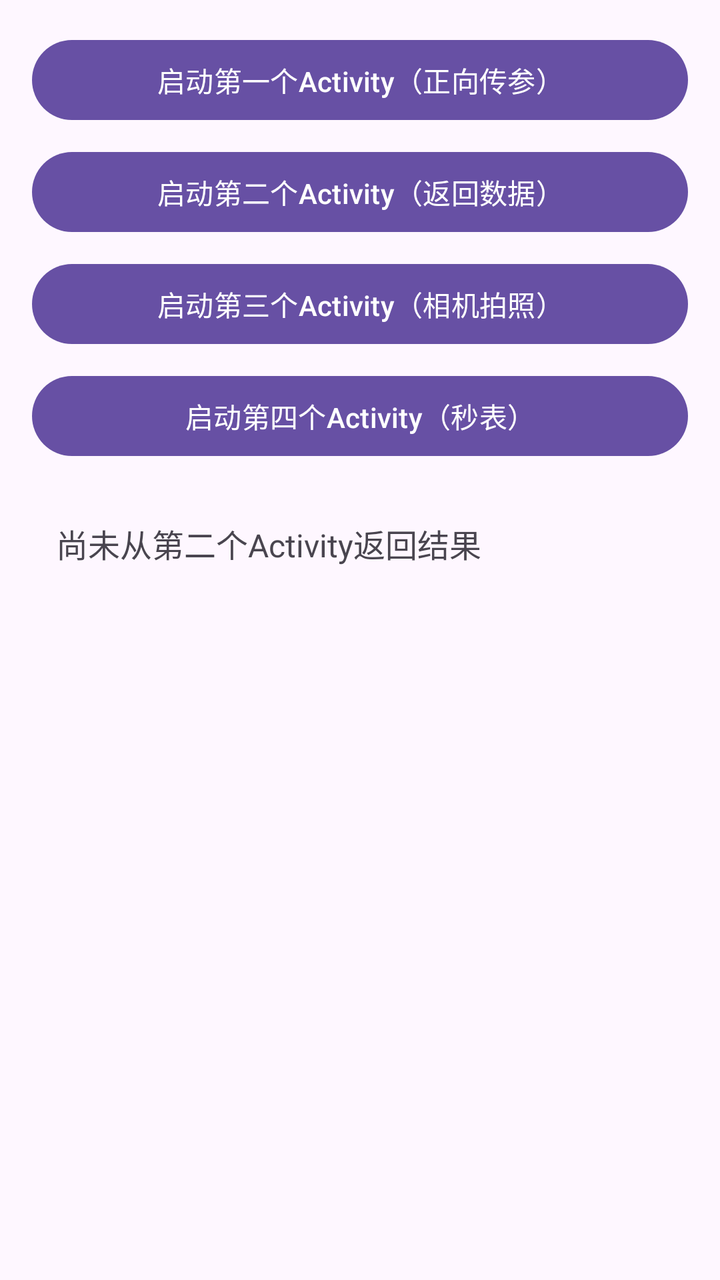
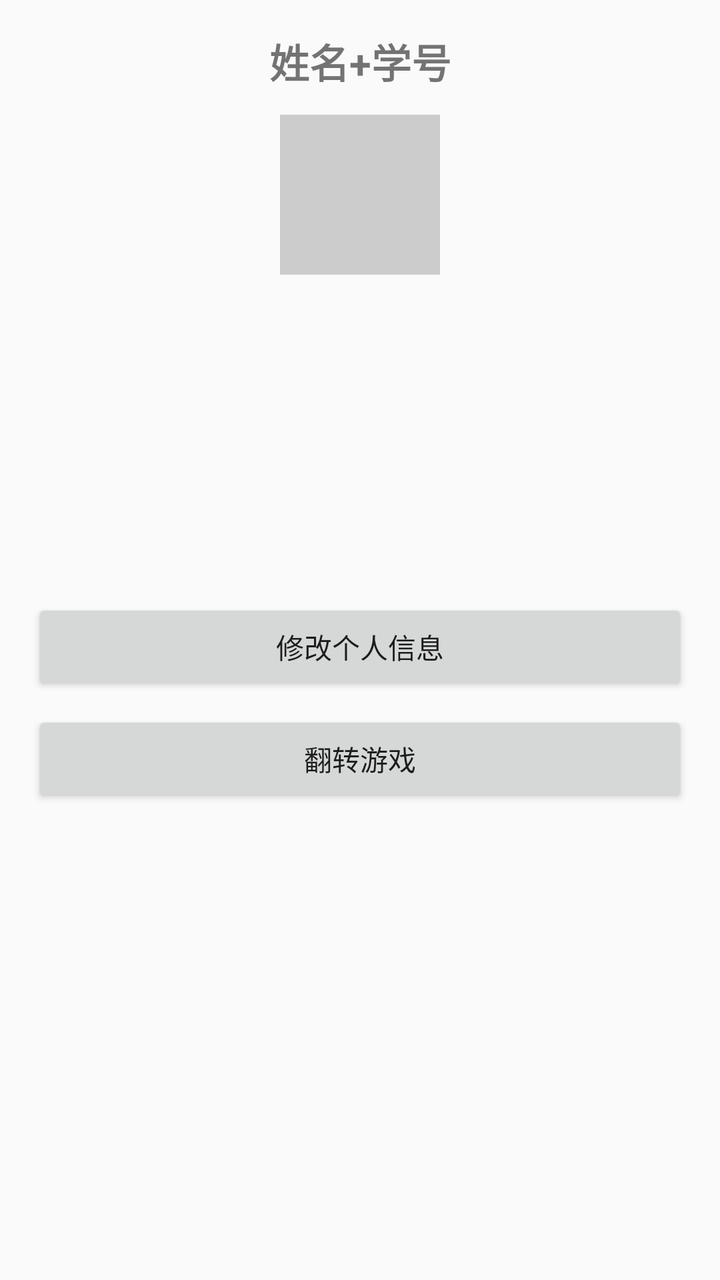

Before-and-after screenshots of an Android layout around one commit, followed by the original layout XML and the change that was made.
<!-- AndroidManifest.xml: application theme Theme.Helloworld2024110211 -->
<!-- res/layout/activity_main.xml -->
<?xml version="1.0" encoding="utf-8"?>
<LinearLayout xmlns:android="http://schemas.android.com/apk/res/android"
    android:layout_width="match_parent"
    android:layout_height="match_parent"
    android:orientation="vertical"
    android:padding="16dp">

    <Button
        android:id="@+id/btn_to_first"
        android:layout_width="match_parent"
        android:layout_height="wrap_content"
        android:layout_marginBottom="8dp"
        android:text="@string/btn_to_first" />

    <Button
        android:id="@+id/btn_to_second"
        android:layout_width="match_parent"
        android:layout_height="wrap_content"
        android:layout_marginBottom="8dp"
        android:text="@string/btn_to_second" />

    <Button
        android:id="@+id/btn_to_third"
        android:layout_width="match_parent"
        android:layout_height="wrap_content"
        android:layout_marginBottom="8dp"
        android:text="@string/btn_to_third" />

    <Button
        android:id="@+id/btn_to_fourth"
        android:layout_width="match_parent"
        android:layout_height="wrap_content"
        android:layout_marginBottom="16dp"
        android:text="@string/btn_to_fourth" />

    <TextView
        android:id="@+id/tv_return_result"
        android:layout_width="match_parent"
        android:layout_height="wrap_content"
        android:padding="12dp"
        android:textSize="16sp"
        android:text="@string/return_result_empty" />
</LinearLayout>
<!-- resources referenced by this layout -->
<resources>
  <string name="btn_to_first">启动第一个Activity（正向传参）</string>
  <string name="btn_to_fourth">启动第四个Activity（秒表）</string>
  <string name="btn_to_second">启动第二个Activity（返回数据）</string>
  <string name="btn_to_third">启动第三个Activity（相机拍照）</string>
  <string name="return_result_empty">尚未从第二个Activity返回结果</string>
  <style name="Theme.Helloworld2024110211" parent="Base.Theme.Helloworld2024110211" />
  <style name="Base.Theme.Helloworld2024110211" parent="Theme.Material3.DayNight.NoActionBar">
          
          
      </style>
</resources>

<!-- the commit's change to res/layout/activity_main.xml (unified diff, before → after) -->
@@ -5,39 +5,75 @@
     android:orientation="vertical"
     android:padding="16dp">
 
+    
+    <TextView
+        android:layout_width="match_parent"
+        android:layout_height="wrap_content"
+        android:gravity="center"
+        android:text="@string/main_title"
+        android:textSize="20sp"
+        android:textStyle="bold"
+        android:paddingBottom="12dp" />
+
+    
+    <ImageView
+        android:layout_width="80dp"
+        android:layout_height="80dp"
+        android:layout_gravity="center_horizontal"
+        android:background="#CCCCCC"
+        android:contentDescription="@string/main_title" />
+
+    
+    <TextView
+        android:id="@+id/tv_name"
+        android:layout_width="match_parent"
+        android:layout_height="wrap_content"
+        android:paddingTop="16dp"
+        android:textSize="16sp" />
+
+    <TextView
+        android:id="@+id/tv_gender"
+        android:layout_width="match_parent"
+        android:layout_height="wrap_content"
+        android:textSize="16sp" />
+
+    <TextView
+        android:id="@+id/tv_phone"
+        android:layout_width="match_parent"
+        android:layout_height="wrap_content"
+        android:textSize="16sp" />
+
+    <TextView
+        android:id="@+id/tv_email"
+        android:layout_width="match_parent"
+        android:layout_height="wrap_content"
+        android:textSize="16sp" />
+
+    <TextView
+        android:id="@+id/tv_hobby"
+        android:layout_width="match_parent"
+        android:layout_height="wrap_content"
+        android:textSize="16sp" />
+
+    <TextView
+        android:id="@+id/tv_highscore"
+        android:layout_width="match_parent"
+        android:layout_height="wrap_content"
+        android:textSize="16sp"
+        android:textStyle="bold"
+        android:paddingBottom="16dp" />
+
+    
     <Button
-        android:id="@+id/btn_to_first"
+        android:id="@+id/btn_edit_info"
         android:layout_width="match_parent"
         android:layout_height="wrap_content"
         android:layout_marginBottom="8dp"
-        android:text="@string/btn_to_first" />
+        android:text="@string/btn_edit_info" />
 
     <Button
-        android:id="@+id/btn_to_second"
+        android:id="@+id/btn_play_game"
         android:layout_width="match_parent"
         android:layout_height="wrap_content"
-        android:layout_marginBottom="8dp"
-        android:text="@string/btn_to_second" />
-
-    <Button
-        android:id="@+id/btn_to_third"
-        android:layout_width="match_parent"
-        android:layout_height="wrap_content"
-        android:layout_marginBottom="8dp"
-        android:text="@string/btn_to_third" />
-
-    <Button
-        android:id="@+id/btn_to_fourth"
-        android:layout_width="match_parent"
-        android:layout_height="wrap_content"
-        android:layout_marginBottom="16dp"
-        android:text="@string/btn_to_fourth" />
-
-    <TextView
-        android:id="@+id/tv_return_result"
-        android:layout_width="match_parent"
-        android:layout_height="wrap_content"
-        android:padding="12dp"
-        android:textSize="16sp"
-        android:text="@string/return_result_empty" />
+        android:text="@string/btn_play_game" />
 </LinearLayout>
<!-- resource entries referenced after the edit -->
@@ -1,14 +1,9 @@
 <!-- resources referenced by this layout -->
 <resources>
-  <string name="btn_to_first">启动第一个Activity（正向传参）</string>
-  <string name="btn_to_fourth">启动第四个Activity（秒表）</string>
-  <string name="btn_to_second">启动第二个Activity（返回数据）</string>
-  <string name="btn_to_third">启动第三个Activity（相机拍照）</string>
-  <string name="return_result_empty">尚未从第二个Activity返回结果</string>
-  <style name="Theme.Helloworld2024110211" parent="Base.Theme.Helloworld2024110211" />
-  <style name="Base.Theme.Helloworld2024110211" parent="Theme.Material3.DayNight.NoActionBar">
-          
-          
+  <string name="btn_edit_info">修改个人信息</string>
+  <string name="btn_play_game">翻转游戏</string>
+  <string name="main_title">姓名+学号</string>
+  <style name="Theme.Helloworld2024110211" parent="Theme.MaterialComponents.DayNight.DarkActionBar.Bridge">
       </style>
 </resources>
 
